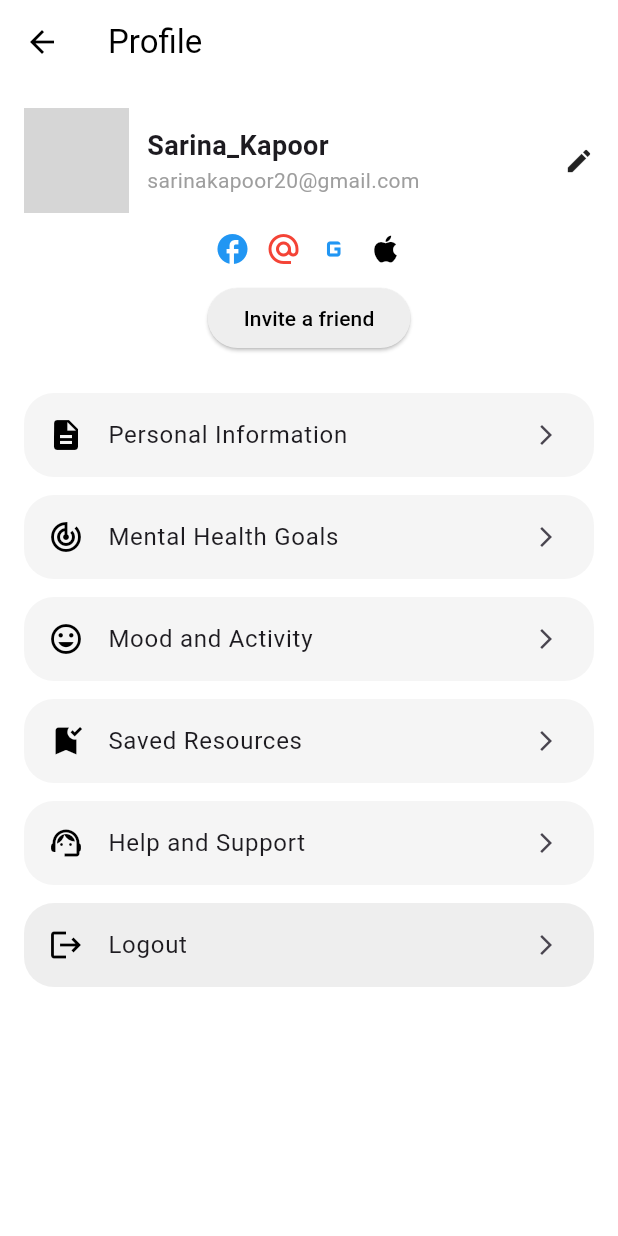
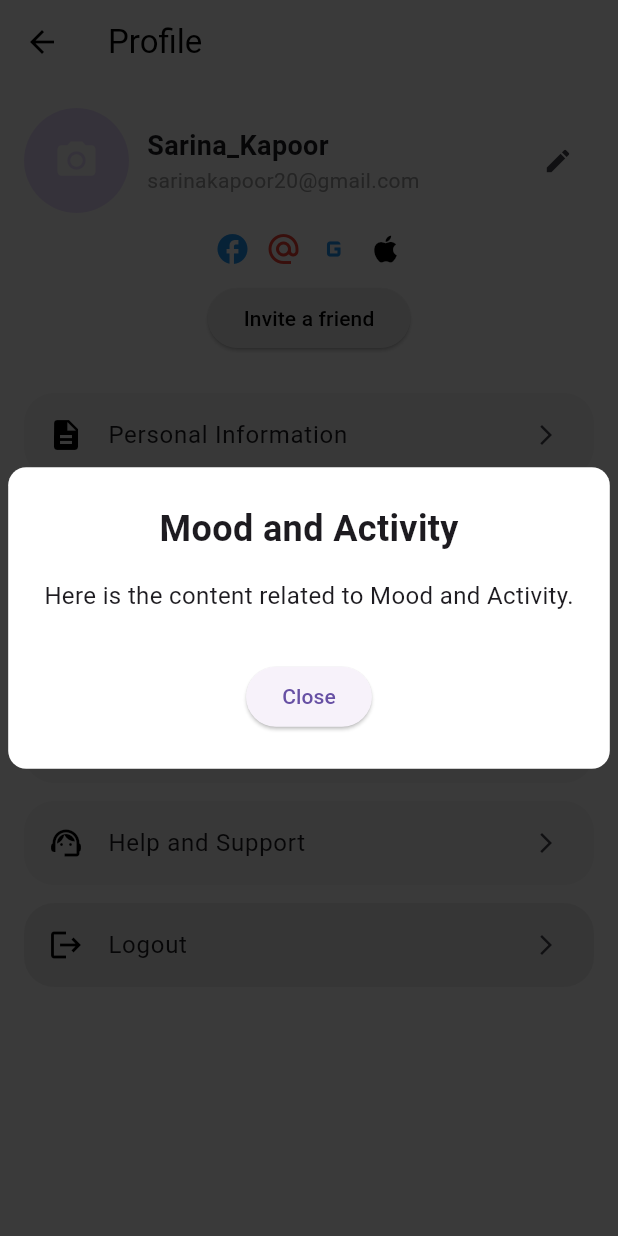
Before and after one commit to SarithDedunu/Final_Year_Project, a Flutter app: the ProfilePage screen opened directly, after a tap on "Mood and Activity", on a phone screen of 412 x 824 dp. Run offline on Flutter 3.47's test engine with Material 3 defaults, Android fonts, the phone set to English and light mode, and no system bars; our stand-ins replace google_nav_bar, icons_plus, image_picker, line_icons, shared_preferences; accounts and stored records are empty; grey boxes are pictures that could not be loaded.

Commit message:
Onboarding Update create doc.dart

```diff
--- a/lib/main.dart
+++ b/lib/main.dart
@@ -1,6 +1,6 @@
 import 'package:flutter/material.dart';
 import 'package:safespace/screens/music.dart';
-import 'package:safespace/screens/notify.dart';
+import 'package:safespace/screens/doctor.dart';
 import 'package:safespace/screens/navbar.dart';
 import 'package:safespace/screens/profile.dart';
 import 'package:safespace/screens/home_screen.dart';
@@ -40,7 +40,7 @@
   final List<Widget> _pages = [
     HomeScreen(),
     SongsPage(),
-    NotificationsPage(),
+    Doctors(),
     ProfilePage(),
   ];
 
--- a/lib/screens/profile.dart
+++ b/lib/screens/profile.dart
@@ -1,7 +1,115 @@
+import 'dart:io';
 import 'package:flutter/material.dart';
+import 'package:image_picker/image_picker.dart';
 
-class ProfilePage extends StatelessWidget {
+class ProfilePage extends StatefulWidget {
   const ProfilePage({super.key});
+
+  @override
+  _ProfilePageState createState() => _ProfilePageState();
+}
+
+class _ProfilePageState extends State<ProfilePage> {
+  File? _profileImage;
+  TextEditingController _nameController = TextEditingController(text: 'Sarina_Kapoor');
+  TextEditingController _emailController = TextEditingController(text: 'sarinakapoor20@gmail.com');
+
+  Future<void> _pickProfileImage() async {
+    final ImagePicker picker = ImagePicker();
+    final XFile? pickedFile = await picker.pickImage(source: ImageSource.gallery);
+    if (pickedFile != null) {
+      setState(() {
+        _profileImage = File(pickedFile.path);
+      });
+    }
+  }
+
+  void _editProfile() {
+    showDialog(
+      context: context,
+      builder: (BuildContext context) {
+        return AlertDialog(
+          title: const Text("Edit Profile"),
+          content: Column(
+            mainAxisSize: MainAxisSize.min,
+            children: [
+              TextField(
+                controller: _nameController,
+                decoration: const InputDecoration(labelText: "Name"),
+              ),
+              TextField(
+                controller: _emailController,
+                decoration: const InputDecoration(labelText: "Email"),
+              ),
+            ],
+          ),
+          actions: [
+            TextButton(
+              onPressed: () {
+                Navigator.pop(context);
+              },
+              child: const Text("Cancel"),
+            ),
+            TextButton(
+              onPressed: () {
+                setState(() {});
+                Navigator.pop(context);
+              },
+              child: const Text("Save"),
+            ),
+          ],
+        );
+      },
+    );
+  }
+
+  // Function to show content when a profile option is tapped (Full-Screen Popup)
+  void _showFullScreenPopup(String label) {
+    showModalBottomSheet(
+      context: context,
+      isScrollControlled: true, // Allows full screen
+      backgroundColor: Colors.transparent,
+      builder: (BuildContext context) {
+        return GestureDetector(
+          onTap: () => Navigator.pop(context), // Close the modal when tapped outside
+          child: Container(
+            color: Colors.black.withOpacity(0.5), // Transparent background
+            child: Center(
+              child: Material(
+                color: Colors.white, // Background color of the modal
+                borderRadius: BorderRadius.circular(12),
+                child: Padding(
+                  padding: const EdgeInsets.all(24.0),
+                  child: Column(
+                    mainAxisSize: MainAxisSize.min,
+                    children: [
+                      Text(
+                        label,
+                        style: const TextStyle(
+                          fontSize: 24,
+                          fontWeight: FontWeight.bold,
+                        ),
+                      ),
+                      const SizedBox(height: 16),
+                      Text(
+                        "Here is the content related to $label.",
+                        style: const TextStyle(fontSize: 16),
+                      ),
+                      const SizedBox(height: 32),
+                      ElevatedButton(
+                        onPressed: () => Navigator.pop(context),
+                        child: const Text("Close"),
+                      ),
+                    ],
+                  ),
+                ),
+              ),
+            ),
+          ),
+        );
+      },
+    );
+  }
 
   @override
   Widget build(BuildContext context) {
@@ -21,27 +129,38 @@
             // Profile Info
             Row(
               children: [
-                const CircleAvatar(
-                  radius: 35,
-                  backgroundImage: AssetImage('assets/profile.jpg'), // Update this path
+                GestureDetector(
+                  onTap: _pickProfileImage,
+                  child: CircleAvatar(
+                    radius: 35,
+                    backgroundImage: _profileImage != null
+                        ? FileImage(_profileImage!)
+                        : const AssetImage('assets/profile.jpg') as ImageProvider,
+                    child: _profileImage == null
+                        ? const Icon(Icons.camera_alt, size: 30, color: Colors.white)
+                        : null,
+                  ),
                 ),
                 const SizedBox(width: 12),
                 Expanded(
                   child: Column(
                     crossAxisAlignment: CrossAxisAlignment.start,
-                    children: const [
+                    children: [
                       Text(
-                        'Sarina_Kapoor',
-                        style: TextStyle(fontWeight: FontWeight.bold, fontSize: 18),
+                        _nameController.text,
+                        style: const TextStyle(fontWeight: FontWeight.bold, fontSize: 18),
                       ),
                       Text(
-                        'sarinakapoor20@gmail.com',
-                        style: TextStyle(color: Colors.grey),
+                        _emailController.text,
+                        style: const TextStyle(color: Colors.grey),
                       ),
                     ],
                   ),
                 ),
-                const Icon(Icons.edit, size: 20),
+                IconButton(
+                  icon: const Icon(Icons.edit, size: 20),
+                  onPressed: _editProfile,
+                ),
               ],
             ),
             const SizedBox(height: 12),
@@ -79,13 +198,40 @@
             // Options list
             Expanded(
               child: ListView(
-                children: const [
-                  ProfileOptionTile(icon: Icons.description, label: 'Personal Information'),
-                  ProfileOptionTile(icon: Icons.track_changes, label: 'Mental Health Goals'),
-                  ProfileOptionTile(icon: Icons.mood, label: 'Mood and Activity'),
-                  ProfileOptionTile(icon: Icons.bookmark_added, label: 'Saved Resources'),
-                  ProfileOptionTile(icon: Icons.support_agent, label: 'Help and Support'),
-                  ProfileOptionTile(icon: Icons.logout, label: 'Logout', isLogout: true),
+                children: [
+                  ProfileOptionTile(
+                    icon: Icons.description,
+                    label: 'Personal Information',
+                    onTap: () => _showFullScreenPopup('Personal Information'),
+                  ),
+                  ProfileOptionTile(
+                    icon: Icons.track_changes,
+                    label: 'Mental Health Goals',
+                    onTap: () => _showFullScreenPopup('Mental Health Goals'),
+                  ),
+                  ProfileOptionTile(
+                    icon: Icons.mood,
+                    label: 'Mood and Activity',
+                    onTap: () => _showFullScreenPopup('Mood and Activity'),
+                  ),
+                  ProfileOptionTile(
+                    icon: Icons.bookmark_added,
+                    label: 'Saved Resources',
+                    onTap: () => _showFullScreenPopup('Saved Resources'),
+                  ),
+                  ProfileOptionTile(
+                    icon: Icons.support_agent,
+                    label: 'Help and Support',
+                    onTap: () => _showFullScreenPopup('Help and Support'),
+                  ),
+                  ProfileOptionTile(
+                    icon: Icons.logout,
+                    label: 'Logout',
+                    isLogout: true,
+                    onTap: () {
+                      // Implement logout logic here
+                    },
+                  ),
                 ],
               ),
             ),
@@ -100,12 +246,14 @@
   final IconData icon;
   final String label;
   final bool isLogout;
+  final VoidCallback onTap;
 
   const ProfileOptionTile({
     super.key,
     required this.icon,
     required this.label,
     this.isLogout = false,
+    required this.onTap,
   });
 
   @override
@@ -120,9 +268,7 @@
         leading: Icon(icon, color: Colors.black),
         title: Text(label),
         trailing: const Icon(Icons.arrow_forward_ios, size: 16),
-        onTap: () {
-          // Add page navigation or logout logic
-        },
+        onTap: onTap,
       ),
     );
   }
--- a/lib/screens/splashscreen.dart
+++ b/lib/screens/splashscreen.dart
@@ -26,7 +26,7 @@
     Navigator.pushReplacement(
       context,
       MaterialPageRoute(
-        builder: (_) => showHome ? const SafeSpaceApp() : const OnboardingScreen(),
+        builder: (_) => showHome ? const SafeSpaceApp() : const ChatOnboardingScreen(),
       ),
     );
   }
--- a/lib/widgets/navbar.dart
+++ b/lib/widgets/navbar.dart
@@ -1,7 +1,7 @@
 import 'package:flutter/material.dart';
 import 'package:line_icons/line_icons.dart';
 import 'package:safespace/screens/music.dart';
-import 'package:safespace/screens/notify.dart';
+import 'package:safespace/screens/doctor.dart';
 import 'package:safespace/screens/profile.dart';
 import 'package:safespace/screens/home_screen.dart';
 import 'package:google_nav_bar/google_nav_bar.dart';
@@ -19,7 +19,7 @@
   List<Widget> _pages = [
     HomeScreen(), // Home Page
     SongsPage(), // Songs Page
-    NotificationsPage(), // Notifications Page
+    Doctors(), // Notifications Page
     ProfilePage(), // Profile Page
   ];
 
--- a/pubspec.yaml
+++ b/pubspec.yaml
@@ -17,6 +17,7 @@
   intro_screen_onboarding_flutter: ^1.0.0
   smooth_page_indicator: ^1.1.0
   shared_preferences: ^2.2.2
+  image_picker: ^0.8.4+5
 
 
 dev_dependencies:
```
Also changed, not shown: lib/screens/doctor.dart (added, +86 -0 lines), lib/screens/notify.dart (deleted, +0 -11 lines), lib/screens/onboarding_screen.dart (+98 -101 lines), pubspec.lock, 5 other files.
